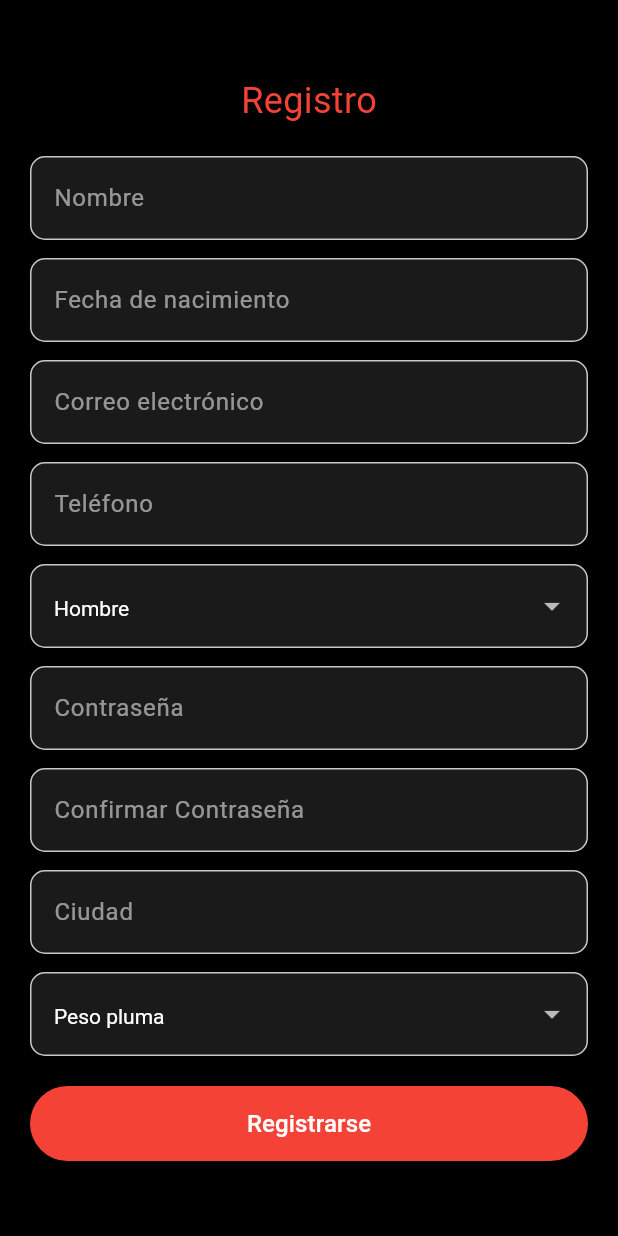
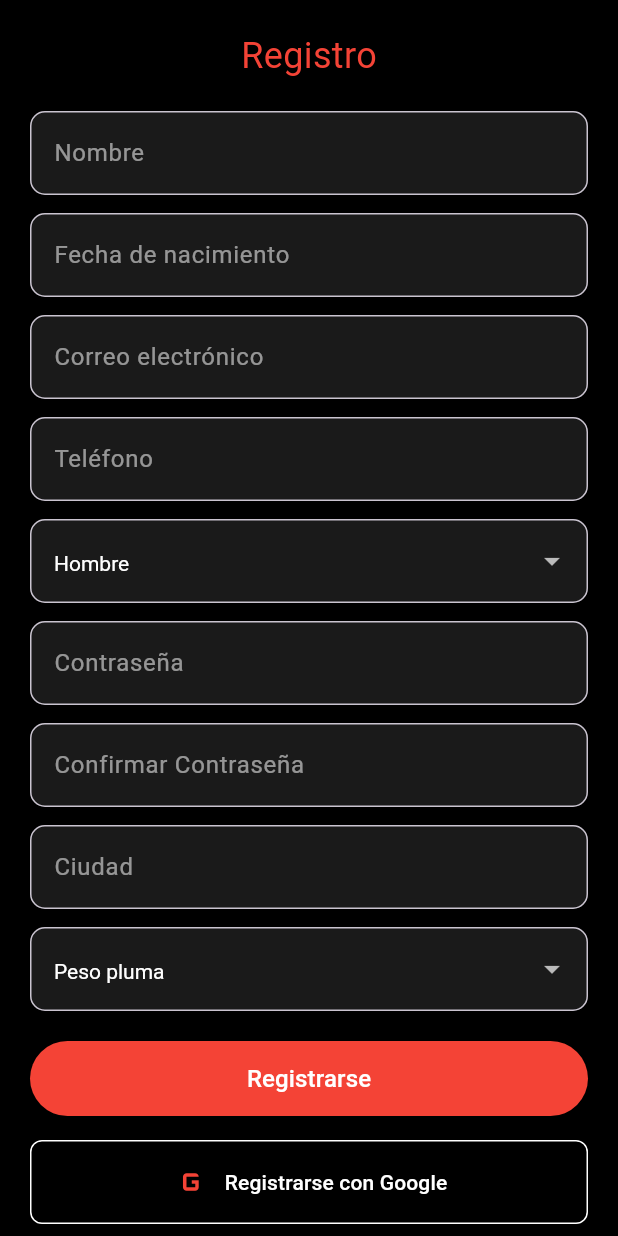
Before and after one commit to alexlillo26/EA_Flutter_G3, a Flutter app: the screen it shows after launch, after a tap on an icon or button, on a phone screen of 412 x 824 dp. Run offline on Flutter 3.47's test engine with Material 3 defaults, Android fonts, the phone set to English and light mode, and no system bars; our stand-ins replace dio, geolocator, google_maps_flutter, google_sign_in, socket_io_client; missing offline and left inert: dart:html; accounts and stored records are empty; network calls fail.

Commit message:
Implementación Google OAuth y manejo de JWT/refresh tokens en Flutter

```diff
--- a/lib/main.dart
+++ b/lib/main.dart
@@ -1,12 +1,18 @@
 import 'package:flutter/material.dart';
 import 'routes.dart';
 import 'screens/gym_login_screen.dart'; // Importa la nueva pantalla de gimnasios
+import 'screens/login_screen.dart'; // Importa donde está Session
+import 'utils/session_manager.dart'; // <-- Nuevo import
 
-void main() {
-  runApp(Face2FaceApp());
+void main() async {
+  WidgetsFlutterBinding.ensureInitialized();
+  await Session.loadSession();
+  runApp(const Face2FaceApp());
 }
 
 class Face2FaceApp extends StatelessWidget {
+  const Face2FaceApp({Key? key}) : super(key: key);
+
   @override
   Widget build(BuildContext context) {
     return MaterialApp(
--- a/lib/screens/home_screen.dart
+++ b/lib/screens/home_screen.dart
@@ -148,7 +148,7 @@ class _HomeScreenState extends State<HomeScreen> {
                       ),
                       child: DropdownButton<String>(
                         value: selectedWeight,
-                        items: ['Peso pluma', 'Peso ligero', 'Peso medio']
+                        items: ['Peso pluma', 'Peso ligero', 'Peso medio', 'Peso pesado']
                             .map((e) => DropdownMenuItem(
                                   value: e,
                                   child: Text(e, style: const TextStyle(color: Colors.white)),
--- a/lib/screens/login_screen.dart
+++ b/lib/screens/login_screen.dart
@@ -1,14 +1,8 @@
 import 'package:flutter/material.dart';
-import 'dart:convert'; // Para codificar/decodificar JSON
-import 'package:http/http.dart' as http; // Para hacer llamadas API
-
-// Clase global para guardar sesión
-class Session {
-  static String? token;
-  static String? refreshToken;
-  static String? userId;
-  static String? username;
-}
+import 'dart:convert';
+import 'package:http/http.dart' as http;
+import '../services/auth_service_web.dart';
+import '../utils/session_manager.dart'; // <-- Añade este import
 
 class LoginScreen extends StatefulWidget {
   const LoginScreen({Key? key}) : super(key: key);
@@ -56,10 +50,12 @@ class _LoginScreenState extends State<LoginScreen> {
 
       if (response.statusCode == 200) {
         final body = jsonDecode(response.body);
-        Session.token = body['token'];
-        Session.refreshToken = body['refreshToken'];
-        Session.userId = body['userId'];
-        Session.username = body['username'];
+        Session.setSession(
+          newToken: body['token'],
+          newRefreshToken: body['refreshToken'],
+          newUserId: body['userId'],
+          newUsername: body['username'],
+        );
 
         if (Session.token == null || Session.token!.isEmpty ||
             Session.userId == null || Session.userId!.isEmpty ||
@@ -77,6 +73,9 @@ class _LoginScreenState extends State<LoginScreen> {
           const SnackBar(content: Text('Inicio de sesión exitoso')),
         );
 
+        // ¡IMPORTANTE! Aquí se completa el login.
+        // Las futuras peticiones a la API DEBEN usar apiClient.
+        // El apiClient ya tiene el interceptor para el refresco.
         Navigator.pushReplacementNamed(context, '/home');
       } else {
         String errorMessage = 'Correo o contraseña incorrectos';
@@ -197,6 +196,32 @@ class _LoginScreenState extends State<LoginScreen> {
                           ),
                   ),
                   const SizedBox(height: 16),
+                  // --- Google OAuth Button ---
+                  SizedBox(
+                    width: double.infinity,
+                    child: OutlinedButton.icon(
+                      icon: Icon(Icons.g_mobiledata, color: Colors.red, size: 28),
+                      label: const Text(
+                        'Iniciar sesión con Google',
+                        style: TextStyle(color: Colors.white),
+                      ),
+                      style: OutlinedButton.styleFrom(
+                        side: const BorderSide(color: Colors.white),
+                        backgroundColor: Colors.transparent,
+                        padding: const EdgeInsets.symmetric(vertical: 14),
+                        shape: RoundedRectangleBorder(
+                          borderRadius: BorderRadius.circular(8),
+                        ),
+                      ),
+                      onPressed: () async {
+                        await signInWithGoogleWeb(isGym: false);
+                        if (mounted) {
+                          Navigator.pushReplacementNamed(context, '/home');
+                        }
+                      },
+                    ),
+                  ),
+                  const SizedBox(height: 16),
                   GestureDetector(
                     onTap: () {
                       Navigator.pushNamed(context, '/register');
--- a/lib/screens/profile_screen.dart
+++ b/lib/screens/profile_screen.dart
@@ -6,7 +6,7 @@ class ProfileScreen extends StatelessWidget {
     'Correo': 'juan@example.com',
     'Nacimiento': '15/05/2001',
     'Experiencia': 'Amateur',
-    'Peso': 'Peso medio',
+    'Peso': 'Peso ligero',
     'Ubicación': 'Madrid'
   };
 
--- a/lib/screens/register_screen.dart
+++ b/lib/screens/register_screen.dart
@@ -1,6 +1,7 @@
 import 'package:flutter/material.dart';
 import 'package:http/http.dart' as http;
 import 'dart:convert';
+import '../services/auth_service_web.dart'; // <-- Importa el servicio Google
 
 class RegisterScreen extends StatefulWidget {
   const RegisterScreen({super.key});
@@ -114,7 +115,7 @@ class _RegisterScreenState extends State<RegisterScreen> {
 
               DropdownButtonFormField<String>(
                 value: selectedWeight,
-                items: ['Peso pluma', 'Peso medio', 'Peso pesado']
+                items: ['Peso pluma', 'Peso ligero', 'Peso medio', 'Peso pesado']
                     .map((e) => DropdownMenuItem(value: e, child: Text(e)))
                     .toList(),
                 onChanged: (value) {
@@ -137,6 +138,32 @@ class _RegisterScreenState extends State<RegisterScreen> {
                 child: const Text(
                   'Registrarse',
                   style: TextStyle(color: Colors.white, fontSize: 16),
+                ),
+              ),
+              const SizedBox(height: 16),
+              // --- Google Register Button ---
+              SizedBox(
+                width: double.infinity,
+                child: OutlinedButton.icon(
+                  icon: Icon(Icons.g_mobiledata, color: Colors.red, size: 28),
+                  label: const Text(
+                    'Registrarse con Google',
+                    style: TextStyle(color: Colors.white),
+                  ),
+                  style: OutlinedButton.styleFrom(
+                    side: const BorderSide(color: Colors.white),
+                    backgroundColor: Colors.transparent,
+                    padding: const EdgeInsets.symmetric(vertical: 14),
+                    shape: RoundedRectangleBorder(
+                      borderRadius: BorderRadius.circular(8),
+                    ),
+                  ),
+                  onPressed: () async {
+                    await signInWithGoogleWeb(isGym: false);
+                    if (context.mounted) {
+                      Navigator.pushReplacementNamed(context, '/home');
+                    }
+                  },
                 ),
               ),
             ],
--- a/pubspec.yaml
+++ b/pubspec.yaml
@@ -30,13 +30,17 @@ environment:
 dependencies:
   flutter:
     sdk: flutter
-  http: ^0.13.6
+  http: ^1.2.1
   google_maps_flutter: ^2.5.0
   geolocator: ^11.0.0
+  google_sign_in: ^6.1.5
+  google_sign_in_web: ^0.12.0+2
+  flutter_secure_storage: ^8.0.0
   # The following adds the Cupertino Icons font to your application.
   # Use with the CupertinoIcons class for iOS style icons.
   cupertino_icons: ^1.0.8
   socket_io_client: ^2.0.3 # O la última versión
+  dio: ^5.4.0
 
 
 dev_dependencies:
```
Also changed, not shown: lib/screens/fighter_list_screen.dart (+10 -11 lines), lib/screens/gym_login_screen.dart (+53 -0 lines), lib/services/api_client.dart (added, +119 -0 lines), lib/services/auth_service_web.dart (added, +99 -0 lines), lib/utils/session_manager.dart (added, +62 -0 lines), pubspec.lock, 7 other files.
